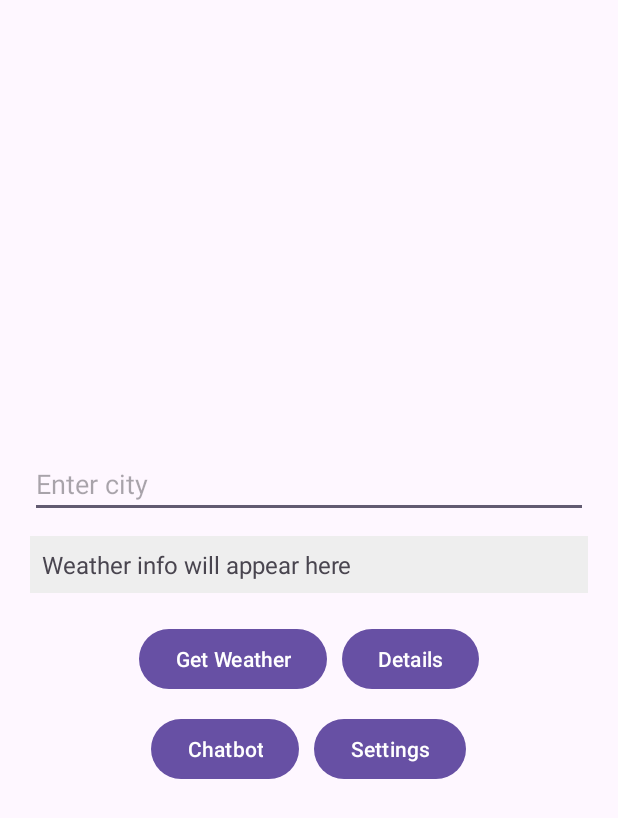
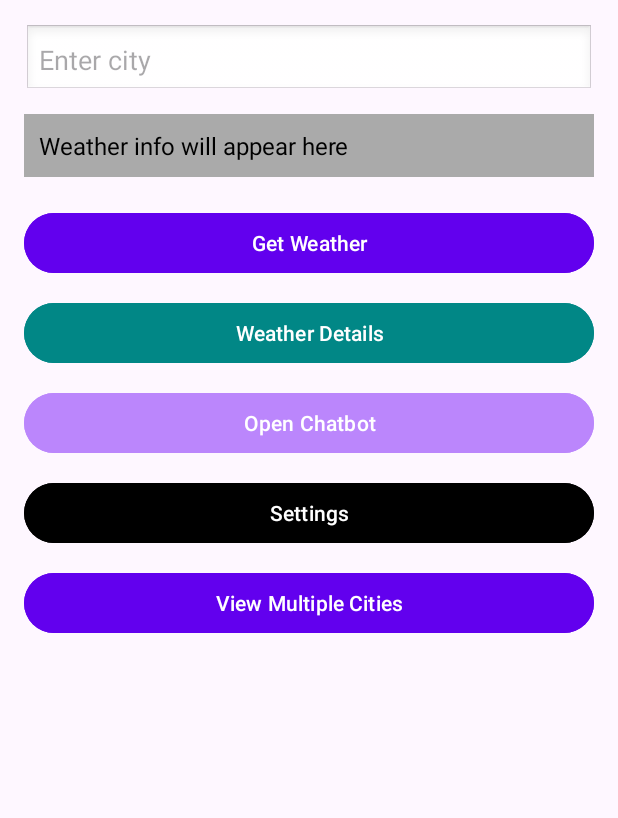
Before and after one commit to Deepakrajadurai/WeatherTalk, an Android app: the screen it shows after launch (MainActivity), on a phone screen of 412 x 824 dp. Shown: the top 818 px of the screen. Run offline under Robolectric (Android 15) with nearby library versions, the phone set to English and light mode, and no system bars.

Commit message:
Multiple cites with recycler view

```diff
--- a/app/build.gradle.kts
+++ b/app/build.gradle.kts
@@ -45,6 +45,7 @@ dependencies {
     implementation("androidx.appcompat:appcompat:1.6.1")
     implementation("com.google.android.material:material:1.9.0")
     implementation("androidx.constraintlayout:constraintlayout:2.1.4")
+    implementation("androidx.recyclerview:recyclerview:1.2.1")
     testImplementation(libs.junit)
     androidTestImplementation(libs.ext.junit)
     androidTestImplementation(libs.espresso.core)
--- a/app/src/main/AndroidManifest.xml
+++ b/app/src/main/AndroidManifest.xml
@@ -18,6 +18,8 @@
         <activity android:name=".ChatbotActivity" />
         <activity android:name=".WeatherDetailActivity" />
         <activity android:name=".SettingsActivity" />
+        <activity android:name=".CityListActivity" />
+
 
 
         <!-- Launcher activity -->
--- a/app/src/main/java/com/example/weathertalk/MainActivity.java
+++ b/app/src/main/java/com/example/weathertalk/MainActivity.java
@@ -28,7 +28,7 @@ public class MainActivity extends AppCompatActivity implements SensorEventListen
 
     EditText editCity;
     TextView txtWeather;
-    Button btnWeather, btnDetails, btnOpenChat, btnSettings;
+    Button btnWeather, btnDetails, btnOpenChat, btnSettings, btnCityList;
 
     String lastTemp = "";
     String lastCondition = "";
@@ -52,6 +52,7 @@ public class MainActivity extends AppCompatActivity implements SensorEventListen
         btnDetails = findViewById(R.id.btnDetails);
         btnOpenChat = findViewById(R.id.btnOpenChat);
         btnSettings = findViewById(R.id.btnSettings);
+        btnCityList = findViewById(R.id.btnCityList);
 
         // Init GPS
         fusedLocationClient = LocationServices.getFusedLocationProviderClient(this);
@@ -117,6 +118,11 @@ public class MainActivity extends AppCompatActivity implements SensorEventListen
         btnSettings.setOnClickListener(v -> {
             Intent intent = new Intent(MainActivity.this, SettingsActivity.class);
             startActivity(intent);
+        });
+
+        // Open multiple cities (RecyclerView)
+        btnCityList.setOnClickListener(v -> {
+            startActivity(new Intent(MainActivity.this, CityListActivity.class));
         });
     }
 
--- a/app/src/main/res/layout/activity_main.xml
+++ b/app/src/main/res/layout/activity_main.xml
@@ -1,11 +1,11 @@
 <?xml version="1.0" encoding="utf-8"?>
 <LinearLayout xmlns:android="http://schemas.android.com/apk/res/android"
+    xmlns:app="http://schemas.android.com/apk/res-auto"
     xmlns:tools="http://schemas.android.com/tools"
-    android:orientation="vertical"
-    android:gravity="center"
-    android:padding="20dp"
     android:layout_width="match_parent"
     android:layout_height="match_parent"
+    android:orientation="vertical"
+    android:padding="16dp"
     tools:context=".MainActivity">
 
     <!-- City input -->
@@ -14,61 +14,69 @@
         android:layout_width="match_parent"
         android:layout_height="wrap_content"
         android:hint="Enter city"
-        android:inputType="text"
+        android:padding="10dp"
+        android:background="@android:drawable/edit_text"
         android:layout_marginBottom="12dp"/>
 
-    <!-- Weather text -->
+    <!-- Weather display -->
     <TextView
         android:id="@+id/txtWeather"
         android:layout_width="match_parent"
         android:layout_height="wrap_content"
         android:text="Weather info will appear here"
         android:textSize="16sp"
-        android:padding="8dp"
-        android:layout_marginBottom="20dp"
-        android:background="#EEEEEE"/>
+        android:padding="10dp"
+        android:background="@android:color/darker_gray"
+        android:textColor="@android:color/black"
+        android:layout_marginBottom="20dp" />
 
-    <!-- Buttons row 1 -->
-    <LinearLayout
+    <!-- Get weather button -->
+    <Button
+        android:id="@+id/btnGetWeather"
         android:layout_width="match_parent"
         android:layout_height="wrap_content"
-        android:orientation="horizontal"
-        android:gravity="center">
+        android:text="Get Weather"
+        android:backgroundTint="@color/purple_500"
+        android:textColor="@android:color/white"
+        android:layout_marginBottom="12dp" />
 
-        <Button
-            android:id="@+id/btnGetWeather"
-            android:layout_width="wrap_content"
-            android:layout_height="wrap_content"
-            android:text="Get Weather"/>
-
+    <!-- Details button -->
     <Button
         android:id="@+id/btnDetails"
-            android:layout_width="wrap_content"
-            android:layout_height="wrap_content"
-            android:text="Details"
-            android:layout_marginStart="10dp"/>
-    </LinearLayout>
-
-    <!-- Buttons row 2 -->
-    <LinearLayout
         android:layout_width="match_parent"
         android:layout_height="wrap_content"
-        android:orientation="horizontal"
-        android:gravity="center"
-        android:layout_marginTop="12dp">
+        android:text="Weather Details"
+        android:backgroundTint="@color/teal_700"
+        android:textColor="@android:color/white"
+        android:layout_marginBottom="12dp" />
 
+    <!-- Chatbot button -->
     <Button
         android:id="@+id/btnOpenChat"
-            android:layout_width="wrap_content"
+        android:layout_width="match_parent"
         android:layout_height="wrap_content"
-            android:text="Chatbot"/>
+        android:text="Open Chatbot"
+        android:backgroundTint="@color/purple_200"
+        android:textColor="@android:color/white"
+        android:layout_marginBottom="12dp" />
 
+    <!-- Settings button -->
     <Button
         android:id="@+id/btnSettings"
-            android:layout_width="wrap_content"
+        android:layout_width="match_parent"
         android:layout_height="wrap_content"
         android:text="Settings"
-            android:layout_marginStart="10dp"/>
-    </LinearLayout>
+        android:backgroundTint="@color/black"
+        android:textColor="@android:color/white"
+        android:layout_marginBottom="12dp" />
+
+    <!-- City list button (RecyclerView page) -->
+    <Button
+        android:id="@+id/btnCityList"
+        android:layout_width="match_parent"
+        android:layout_height="wrap_content"
+        android:text="View Multiple Cities"
+        android:backgroundTint="@color/design_default_color_primary"
+        android:textColor="@android:color/white" />
 
 </LinearLayout>
--- a/app/src/main/res/values/colors.xml
+++ b/app/src/main/res/values/colors.xml
@@ -2,4 +2,9 @@
 <resources>
     <color name="black">#FF000000</color>
     <color name="white">#FFFFFFFF</color>
+    <color name="purple_200">#BB86FC</color>
+    <color name="purple_500">#6200EE</color>
+    <color name="purple_700">#3700B3</color>
+    <color name="teal_200">#03DAC5</color>
+    <color name="teal_700">#018786</color>
 </resources>
```
Also changed, not shown: app/src/main/java/com/example/weathertalk/CityAdapter.java (added, +67 -0 lines), app/src/main/java/com/example/weathertalk/CityListActivity.java (added, +69 -0 lines), app/src/main/java/com/example/weathertalk/CityWeather.java (added, +23 -0 lines), app/src/main/res/layout/activity_city_list.xml (added, +35 -0 lines), app/src/main/res/layout/item_city_weather.xml (added, +24 -0 lines). Lines whose indentation alone changed are shown as unchanged.
